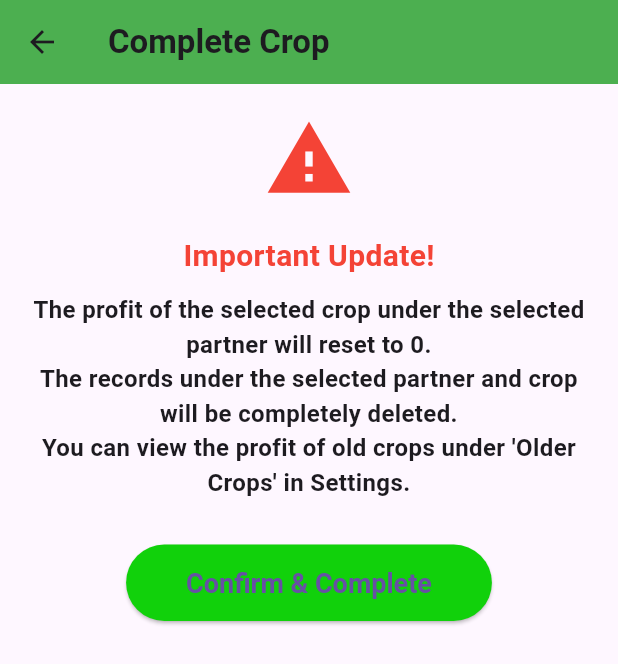
After one commit to swetharaomasadi/Greeners, a Flutter app: the screen it shows once a user with an empty profile is signed in, after a tap on "Crop Completed", on a phone screen of 412 x 824 dp. The commit adds this screen. Shown: the top 664 px of the screen. Run offline on Flutter 3.47's test engine with Material 3 defaults, Android fonts, the phone set to English and light mode, and no system bars; our stand-ins replace cloud_firestore, firebase_auth, firebase_core, flutter_tts, shared_preferences, speech_to_text; accounts and stored records are empty.

Commit message:
Added crop_completed feature and updated expenditure, home, and profit record pages

```diff
--- /dev/null
+++ b/lib/crop_completed.dart
@@ -0,0 +1,332 @@
+import 'package:flutter/material.dart';
+import 'package:cloud_firestore/cloud_firestore.dart';
+import 'package:firebase_auth/firebase_auth.dart';
+
+class CompleteCrop extends StatefulWidget {
+  const CompleteCrop({super.key});
+
+  @override
+  _CompleteCropState createState() => _CompleteCropState();
+}
+
+class _CompleteCropState extends State<CompleteCrop> {
+  List<String> partnerNames = [];
+  List<String> cropNames = [];
+  String? selectedPartner;
+  String? selectedCrop;
+  bool isLoading = false;
+
+  @override
+  void initState() {
+    super.initState();
+    fetchData(); // Fetch partner names when the page loads
+  }
+
+  Future<void> fetchData() async {
+    FirebaseFirestore firestore = FirebaseFirestore.instance;
+    User? user = FirebaseAuth.instance.currentUser;
+    if (user == null) return;
+
+    // Fetch the first document for the user
+    DocumentSnapshot userDoc = await firestore.collection('partners').doc(user.uid).get();
+    if (userDoc.exists) {
+      Map<String, dynamic>? userData = userDoc.data() as Map<String, dynamic>?;
+      if (userData != null && userData['partners'] != null) {
+        List<String> partners = [];
+        for (String partner in userData['partners']) {
+          if (userData['profits'][partner]['tp'] != 0) {
+            partners.add(partner);
+          }
+        }
+        // Add "No Gain Sharer" explicitly to the partners list
+        partners.add("No Gain Sharer");
+        setState(() {
+          partnerNames = partners;
+        });
+      }
+    }
+  }
+
+  Future<void> fetchCropsForPartner(String partner, StateSetter dialogSetState) async {
+    FirebaseFirestore firestore = FirebaseFirestore.instance;
+    User? user = FirebaseAuth.instance.currentUser;
+    if (user == null) return;
+
+    List<String> crops = [];
+
+    DocumentSnapshot userDoc = await firestore.collection('partners').doc(user.uid).get();
+    if (userDoc.exists) {
+      Map<String, dynamic>? data = userDoc.data() as Map<String, dynamic>?;
+      if (data != null && data['profits'] != null) {
+        Map<String, dynamic> profits = data['profits'];
+        if (profits.containsKey(partner)) {
+          Map<String, dynamic> partnerData = profits[partner];
+          Map<String, dynamic> cropsData = partnerData['crops'];
+
+          // Filter crops with tp values not equal to 0
+          crops.addAll(
+            cropsData.keys.where((crop) {
+              return cropsData[crop]['tp'] != 0;
+            }),
+          );
+        }
+      }
+    }
+
+    dialogSetState(() {
+      cropNames = crops;
+      selectedCrop = null; // Reset crop selection
+    });
+  }
+
+  void completeCrop() async {
+    User? user = FirebaseAuth.instance.currentUser;
+    if (user == null) return;
+
+    if (selectedPartner == null || selectedCrop == null) {
+      ScaffoldMessenger.of(context).showSnackBar(
+        SnackBar(content: Text("Please select a partner and crop before proceeding!")),
+      );
+      return;
+    }
+
+    setState(() {
+      isLoading = true;
+    });
+
+    FirebaseFirestore firestore = FirebaseFirestore.instance;
+    WriteBatch batch = firestore.batch();
+
+    DocumentReference partnerDocRef = firestore.collection('partners').doc(user.uid);
+    DocumentSnapshot partnerDoc = await partnerDocRef.get();
+
+    if (partnerDoc.exists) {
+      Map<String, dynamic>? partnerData = partnerDoc.data() as Map<String, dynamic>?;
+      if (partnerData != null) {
+        Map<String, dynamic> cropData = partnerData['profits'][selectedPartner]['crops'][selectedCrop];
+
+        // Get the current values of tp, texp, tear, and tw
+        int cropTp = cropData['tp'];
+        int cropTexp = cropData['texp'];
+        int cropTear = cropData['tear'];
+        int cropTw = cropData['tw'];
+
+        // Update the partner's total profit, total expenditures, and total earnings by decrementing the values from the selected crop
+        batch.update(partnerDocRef, {
+          'profits.$selectedPartner.tp': FieldValue.increment(-cropTp),
+          'profits.$selectedPartner.texp': FieldValue.increment(-cropTexp),
+          'profits.$selectedPartner.tear': FieldValue.increment(-cropTear),
+          'profits.$selectedPartner.crops.$selectedCrop.tp': 0,
+          'profits.$selectedPartner.crops.$selectedCrop.texp': 0,
+          'profits.$selectedPartner.crops.$selectedCrop.tear': 0,
+          'profits.$selectedPartner.crops.$selectedCrop.tw': 0,
+        });
+
+        // Store the crop data in the old_data collection
+        DocumentReference oldDataDocRef = firestore.collection('old_data').doc(user.uid);
+        DocumentSnapshot oldDataDoc = await oldDataDocRef.get();
+        Map<String, dynamic> oldDataEntry = {
+          'partner': selectedPartner,
+          'crop': selectedCrop,
+          'tp': cropTp,
+          'texp': cropTexp,
+          'tear': cropTear,
+          'tw': cropTw,
+          'deleted_at': Timestamp.now(),
+        };
+
+        if (oldDataDoc.exists) {
+          batch.update(oldDataDocRef, {
+            'data': FieldValue.arrayUnion([oldDataEntry]),
+          });
+        } else {
+          batch.set(oldDataDocRef, {
+            'data': [oldDataEntry],
+          });
+        }
+
+        // Query only the logged-in user's documents
+        QuerySnapshot userDocs = await firestore.collection('records')
+            .where(FieldPath.documentId, isGreaterThanOrEqualTo: user.uid)
+            .where(FieldPath.documentId, isLessThanOrEqualTo: "${user.uid}\uf8ff")
+            .orderBy(FieldPath.documentId, descending: true)
+            .get();
+
+        List<DocumentReference> docsToUpdate = [];
+        List<Map<String, dynamic>> updatedRecordsList = [];
+
+        for (var doc in userDocs.docs) {
+          Map<String, dynamic> data = doc.data() as Map<String, dynamic>;
+
+          if (data.containsKey('r')) {
+            List<dynamic> records = List.from(data['r']);
+
+            // Remove only records that match the selected partner & crop
+            List<dynamic> updatedRecords = records.where((record) {
+              return !(record['partner'] == selectedPartner && record['c_id'] == selectedCrop);
+            }).toList();
+
+            // If changes were made, collect the document reference and updated records
+            if (updatedRecords.length != records.length) {
+              docsToUpdate.add(doc.reference);
+              updatedRecordsList.add({'r': updatedRecords});
+            }
+          }
+        }
+
+        // Batch update collected documents
+        for (int i = 0; i < docsToUpdate.length; i++) {
+          batch.update(docsToUpdate[i], updatedRecordsList[i]);
+        }
+
+        try {
+          await batch.commit(); // Execute batch updates
+          print("Selected records removed successfully!");
+          ScaffoldMessenger.of(context).showSnackBar(
+            SnackBar(content: Text("Crop completed and records deleted successfully!")),
+          );
+
+          // Reset the selections and UI after confirmation
+          setState(() {
+            selectedPartner = null;
+            selectedCrop = null;
+            cropNames = [];
+          });
+        } catch (e) {
+          print("Error removing records: $e");
+          ScaffoldMessenger.of(context).showSnackBar(
+            SnackBar(content: Text("Error removing records: $e")),
+          );
+        } finally {
+          if (mounted) {
+            setState(() {
+              isLoading = false;
+            });
+          }
+        }
+      }
+    }
+  }
+
+  void showSelectionDialog() {
+    showDialog(
+      context: context,
+      builder: (BuildContext context) {
+        return StatefulBuilder(
+          builder: (BuildContext context, StateSetter setState) {
+            return AlertDialog(
+              title: Text("Select Partner and Crop"),
+              content: Column(
+                mainAxisSize: MainAxisSize.min,
+                children: [
+                  DropdownButton<String>(
+                    value: selectedPartner,
+                    hint: Text("Select Partner"),
+                    isExpanded: true,
+                    items: partnerNames.map((partner) {
+                      return DropdownMenuItem(value: partner, child: Text(partner));
+                    }).toList(),
+                    onChanged: (value) {
+                      print("Selected partner: $value"); // Debugging statement
+                      setState(() {
+                        selectedPartner = value;
+                        selectedCrop = null; // Reset selected crop when partner is changed
+                        cropNames = []; // Clear crop names while fetching new crops
+                      });
+                      fetchCropsForPartner(value!, setState); // Fetch crops for the selected partner
+                    },
+                  ),
+                  SizedBox(height: 10),
+                  DropdownButton<String>(
+                    value: selectedCrop,
+                    hint: Text("Select Crop"),
+                    isExpanded: true,
+                    items: cropNames.map((crop) {
+                      return DropdownMenuItem(value: crop, child: Text(crop));
+                    }).toList(),
+                    onChanged: selectedPartner != null ? (value) {
+                      print("Selected crop: $value"); // Debugging statement
+                      setState(() {
+                        selectedCrop = value;
+                      });
+                    } : null, // Disable crop dropdown if partner is not selected
+                  ),
+                ],
+              ),
+              actions: [
+                TextButton(
+                  onPressed: () => Navigator.pop(context),
+                  child: Text("Cancel"),
+                ),
+                ElevatedButton(
+                  onPressed: (selectedPartner != null && selectedCrop != null)
+                      ? () {
+                          Navigator.pop(context);
+                          completeCrop();
+                        }
+                      : null, // Disable button if selections are not made
+                  child: Text("Confirm"),
+                ),
+              ],
+            );
+          }
+        );
+      },
+    );
+  }
+
+  @override
+  Widget build(BuildContext context) {
+    return Scaffold(
+      appBar: AppBar(
+        title: Text(
+          "Complete Crop",
+          style: TextStyle(fontWeight: FontWeight.bold),
+        ),
+        backgroundColor: Colors.green,
+      ),
+      body: SingleChildScrollView(
+        child: Padding(
+          padding: const EdgeInsets.all(20.0),
+          child: Column(
+            crossAxisAlignment: CrossAxisAlignment.center,
+            children: [
+              Icon(Icons.warning, size: 60, color: Colors.red),
+              SizedBox(height: 20),
+              Text(
+                "Important Update!",
+                style: TextStyle(
+                  fontSize: 20,
+                  fontWeight: FontWeight.bold,
+                  color: Colors.red,
+                ),
+              ),
+              SizedBox(height: 10),
+              Text(
+                "The profit of the selected crop under the selected partner will reset to 0.\n"
+                "The records under the selected partner and crop will be completely deleted.\n"
+                "You can view the profit of old crops under 'Older Crops' in Settings.",
+                textAlign: TextAlign.center,
+                style: TextStyle(fontSize: 16, fontWeight: FontWeight.bold),
+              ),
+              SizedBox(height: 30),
+              ElevatedButton(
+                onPressed: showSelectionDialog,
+                style: ElevatedButton.styleFrom(
+                  padding: EdgeInsets.symmetric(horizontal: 40, vertical: 15),
+                  backgroundColor: const Color.fromARGB(255, 17, 209, 11),
+                  textStyle: TextStyle(fontSize: 18, fontWeight: FontWeight.bold),
+                ),
+                child: Text("Confirm & Complete"),
+              ),
+              if (isLoading) Padding(
+                padding: const EdgeInsets.only(top: 20),
+                child: CircularProgressIndicator(),
+              ),
+            ],
+          ),
+        ),
+      ),
+    );
+  }
+}
--- a/lib/home.dart
+++ b/lib/home.dart
@@ -9,7 +9,7 @@ import 'recent_records_page.dart'; // Import the recent records page
 import 'firebase_services.dart'; // Import Firebase services for logout
 import 'package:firebase_auth/firebase_auth.dart'; // Import FirebaseAuth
 import 'package:cloud_firestore/cloud_firestore.dart'; // Import Firestore to fetch user details
-import 'voice_assistant_provider.dart';
+import 'crop_completed.dart';
 void main() {
   runApp(MyApp());
 }
@@ -196,7 +196,7 @@ class HomeScreen extends StatelessWidget {
                             ),
                           ),
                         ),
-                        SizedBox(height: 10),
+                        SizedBox(height: 25),
                         ElevatedButton(
                           onPressed: () {
                             // Navigate to the Profit Till Today page
@@ -227,6 +227,39 @@ class HomeScreen extends StatelessWidget {
                             ),
                           ),
                         ),
+                        SizedBox(height: 25),
+                        ElevatedButton(
+                          onPressed: () {
+                            // Navigate to the complete crop
+                            Navigator.push(
+                              context,
+                              MaterialPageRoute(
+                                builder: (context) => CompleteCrop(),
+                              ),
+                            );
+                          },
+                          style: ElevatedButton.styleFrom(
+                            backgroundColor:
+                                const Color.fromARGB(255, 235, 239, 244),
+                            foregroundColor: Colors.black,
+                            shape: RoundedRectangleBorder(
+                              borderRadius: BorderRadius.circular(10),
+                              side: BorderSide(
+                                  color:
+                                      const Color.fromARGB(255, 59, 151, 191)),
+                            ),
+                          ),
+                          child: Text(
+                            'Crop Completed',
+                            style: TextStyle(
+                              fontSize: 22,
+                              fontWeight: FontWeight.bold,
+                              color: const Color.fromARGB(251, 179, 112, 10),
+                            ),
+                          ),
+                        ),
+                        SizedBox(height: 10),
+
                       ],
                     ),
                   ),
```
Also changed, not shown: lib/expenditures_record.dart (+21 -35 lines), lib/profit_record.dart (+29 -71 lines).
